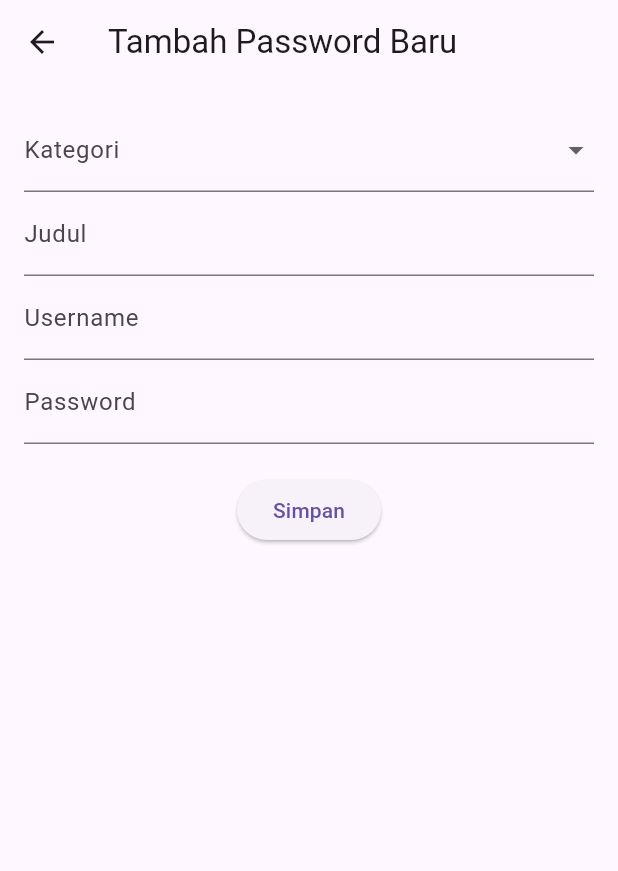
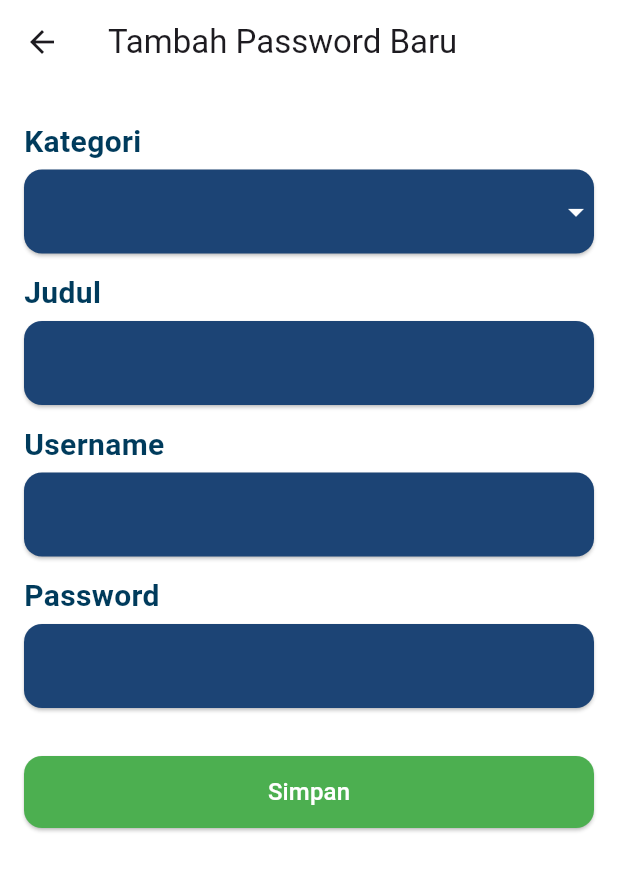
Before and after one commit to yuzaku/tekber-fp, a Flutter app: the AddPasswordScreen screen opened directly with empty values, on a phone screen of 412 x 824 dp. Shown: the top 871 px of the screen. Run offline on Flutter 3.47's test engine with Material 3 defaults, Android fonts, the light colour scheme and no system bars; our stand-ins replace shared_preferences; accounts and stored records are empty.

```diff
--- a/lib/screens/password_add_screen.dart
+++ b/lib/screens/password_add_screen.dart
@@ -33,15 +33,29 @@ class _AddPasswordScreenState extends State<AddPasswordScreen> {
     return Scaffold(
       appBar: AppBar(
         title: const Text('Tambah Password Baru'),
+        backgroundColor: Colors.white,
       ),
-      body: Padding(
+      body: SingleChildScrollView(
         padding: const EdgeInsets.all(16.0),
+        child: Form(
           child: Column(
+            crossAxisAlignment: CrossAxisAlignment.stretch,
             children: [
-            DropdownButtonFormField<String>(
+              const SizedBox(height: 8.0),
+              buildLabel('Kategori'),
+              buildCard(
+                child: DropdownButtonFormField<String>(
+                  iconEnabledColor: Colors.white,
                   value: _selectedCategory,
                   items: _categories
-                  .map((e) => DropdownMenuItem(value: e, child: Text(e)))
+                      .map(
+                        (e) => DropdownMenuItem(
+                            value: e,
+                            child: Text(
+                              e,
+                              style: const TextStyle(color: Colors.black),
+                            )),
+                      )
                       .toList(),
                   onChanged: (value) {
                     setState(() {
@@ -49,29 +63,45 @@ class _AddPasswordScreenState extends State<AddPasswordScreen> {
                       _isOther = value == 'Other';
                     });
                   },
-              decoration: const InputDecoration(labelText: 'Kategori'),
+                  selectedItemBuilder: (BuildContext context) {
+                    return _categories.map((e) {
+                      return Text(
+                        e,
+                        style: const TextStyle(
+                            color: Colors.white), // Warna setelah dipilih
+                      );
+                    }).toList();
+                  },
+                  decoration: const InputDecoration(
+                    border: InputBorder.none,
+                    contentPadding: EdgeInsets.symmetric(horizontal: 16),
+                  ),
+                  dropdownColor: Colors.white,
+                ),
               ),
               if (_isOther)
-              TextField(
-                controller: _categoryController,
-                decoration:
-                    const InputDecoration(labelText: 'Kategori Lainnya'),
+                Column(
+                  crossAxisAlignment: CrossAxisAlignment.stretch,
+                  children: [
+                    const SizedBox(height: 8.0),
+                    buildLabel('Kategori Lainnya'),
+                    buildCardInput(_categoryController),
+                  ],
                 ),
-            TextField(
-              controller: _titleController,
-              decoration: const InputDecoration(labelText: 'Judul'),
-            ),
-            TextField(
-              controller: _usernameController,
-              decoration: const InputDecoration(labelText: 'Username'),
-            ),
-            TextField(
-              controller: _passwordController,
-              decoration: const InputDecoration(labelText: 'Password'),
-              obscureText: true,
-            ),
-            const SizedBox(height: 20),
-            ElevatedButton(
+              const SizedBox(height: 8.0),
+              buildLabel('Judul'),
+              buildCardInput(_titleController),
+              const SizedBox(height: 8.0),
+              buildLabel('Username'),
+              buildCardInput(_usernameController),
+              const SizedBox(height: 8.0),
+              buildLabel('Password'),
+              buildCardInput(_passwordController, obscureText: true),
+              const SizedBox(height: 24.0),
+              Card(
+                color: Colors.green,
+                margin: const EdgeInsets.symmetric(vertical: 4),
+                child: TextButton(
                   onPressed: () {
                     final category = _isOther
                         ? _categoryController.text
@@ -85,11 +115,65 @@ class _AddPasswordScreenState extends State<AddPasswordScreen> {
                     widget.onSave(entry);
                     Navigator.pop(context);
                   },
-              child: const Text('Simpan'),
+                  child: const Text(
+                    'Simpan',
+                    style: TextStyle(color: Colors.white, fontSize: 16),
+                  ),
+                ),
               ),
             ],
           ),
         ),
+      ),
+      backgroundColor: Colors.white,
+    );
+  }
+
+  Widget buildLabel(String label) {
+    return Align(
+      alignment: Alignment.centerLeft,
+      child: Text(
+        label,
+        style: const TextStyle(
+          color: Color(0xFF003B5C),
+          fontSize: 20,
+          fontWeight: FontWeight.bold,
+        ),
+      ),
+    );
+  }
+
+  Widget buildCardInput(TextEditingController controller,
+      {bool obscureText = false}) {
+    return Container(
+      color: Colors.white,
+      child: Card(
+        color: const Color(0xff1C4475),
+        margin: const EdgeInsets.symmetric(vertical: 4),
+        child: Padding(
+          padding: const EdgeInsets.only(top: 4.0, bottom: 4.0),
+          child: TextFormField(
+            controller: controller,
+            obscureText: obscureText,
+            style: const TextStyle(color: Colors.white),
+            decoration: const InputDecoration(
+              border: InputBorder.none,
+              contentPadding: EdgeInsets.symmetric(horizontal: 16),
+            ),
+          ),
+        ),
+      ),
+    );
+  }
+
+  Widget buildCard({required Widget child}) {
+    return Card(
+      color: const Color(0xff1C4475),
+      margin: const EdgeInsets.symmetric(vertical: 4),
+      child: Padding(
+        padding: const EdgeInsets.symmetric(vertical: 4.0),
+        child: child,
+      ),
     );
   }
 }
--- a/lib/screens/password_detail_screen.dart
+++ b/lib/screens/password_detail_screen.dart
@@ -90,7 +90,7 @@ class _PasswordDetailScreenState extends State<PasswordDetailScreen> {
               buildCardInput(_passwordController),
               const SizedBox(height: 24.0),
               Card(
-                color: const Color(0xff1C4475),
+                color: _isEditing ? Colors.green : Colors.orange, // Dynamic color
                 margin: const EdgeInsets.symmetric(vertical: 4),
                 child: TextButton(
                   onPressed: () {
--- a/lib/screens/password_list_screen.dart
+++ b/lib/screens/password_list_screen.dart
@@ -18,6 +18,8 @@ class PasswordListScreen extends StatefulWidget {
 
 class _PasswordListScreenState extends State<PasswordListScreen> {
   late List<PasswordEntry> categoryPasswords;
+  final TextEditingController _searchController = TextEditingController();
+  List<PasswordEntry> filteredPasswords = [];
 
   @override
   void initState() {
@@ -26,6 +28,7 @@ class _PasswordListScreenState extends State<PasswordListScreen> {
     categoryPasswords = widget.passwords
         .where((password) => password.category == widget.category)
         .toList();
+    filteredPasswords = categoryPasswords;
   }
 
   Future<void> _deletePassword(PasswordEntry password) async {
@@ -95,6 +98,19 @@ class _PasswordListScreenState extends State<PasswordListScreen> {
     }
   }
 
+  void _filterPasswords(String query) {
+    setState(() {
+      if (query.isEmpty) {
+        filteredPasswords =
+            categoryPasswords; // Jika query kosong, tampilkan semua
+      } else {
+        filteredPasswords = categoryPasswords.where((entry) {
+          return entry.title.toLowerCase().contains(query.toLowerCase());
+        }).toList();
+      }
+    });
+  }
+
   @override
   Widget build(BuildContext context) {
     return Scaffold(
@@ -128,10 +144,31 @@ class _PasswordListScreenState extends State<PasswordListScreen> {
           ),
         ],
       ),
-      body: ListView.builder(
-        itemCount: categoryPasswords.length,
+      body: Column(
+        children: [
+          // Search Bar
+          Padding(
+            padding: const EdgeInsets.all(16.0),
+            child: TextField(
+              controller: _searchController,
+              decoration: InputDecoration(
+                hintText: "Search by title...",
+                prefixIcon: const Icon(Icons.search),
+                border: OutlineInputBorder(
+                  borderRadius: BorderRadius.circular(8.0),
+                ),
+              ),
+              onChanged:
+                  _filterPasswords, // Panggil fungsi filter saat input berubah
+            ),
+          ),
+
+          //Password List
+          Expanded(
+              child: ListView.builder(
+            itemCount: filteredPasswords.length,
             itemBuilder: (context, index) {
-          final password = categoryPasswords[index];
+              final password = filteredPasswords[index];
               return Card(
                 color: const Color(0xff1c4475),
                 margin: const EdgeInsets.symmetric(vertical: 8, horizontal: 16),
@@ -150,8 +187,8 @@ class _PasswordListScreenState extends State<PasswordListScreen> {
                             category: password.category,
                             username: password.username,
                             password: password.password,
-                        onSave:
-                            (updatedTitle, updatedUsername, updatedPassword) {
+                            onSave: (updatedTitle, updatedUsername,
+                                updatedPassword) {
                               _updatePassword(password.title, updatedTitle,
                                   updatedUsername, updatedPassword);
                             },
@@ -159,9 +196,11 @@ class _PasswordListScreenState extends State<PasswordListScreen> {
                         ),
                       ).then((_) async {
                         // Perbarui daftar password setelah kembali
-                    final updatedPasswords = await PasswordEntry.loadFromStorage();
+                        final updatedPasswords =
+                            await PasswordEntry.loadFromStorage();
                         setState(() {
-                      categoryPasswords = updatedPasswords; // Pastikan variabel passwords adalah List<PasswordEntry>
+                          categoryPasswords =
+                              updatedPasswords; // Pastikan variabel passwords adalah List<PasswordEntry>
                         });
                       });
                     },
@@ -176,6 +215,8 @@ class _PasswordListScreenState extends State<PasswordListScreen> {
                 ),
               );
             },
+          ))
+        ],
       ),
     );
   }
```
Lines whose indentation alone changed are shown as unchanged.
